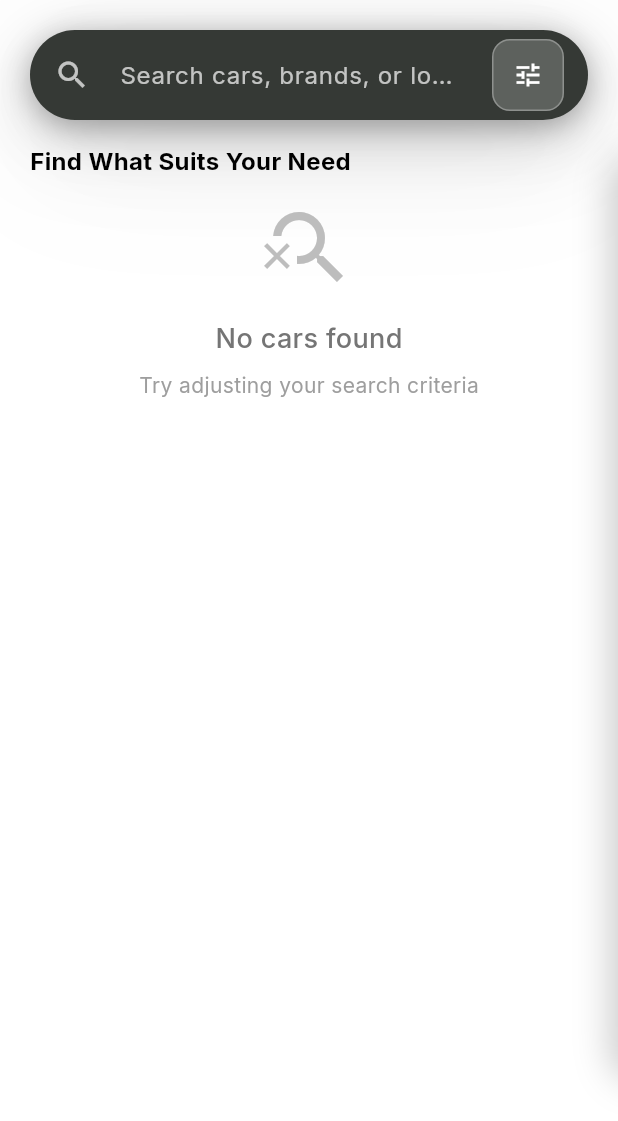
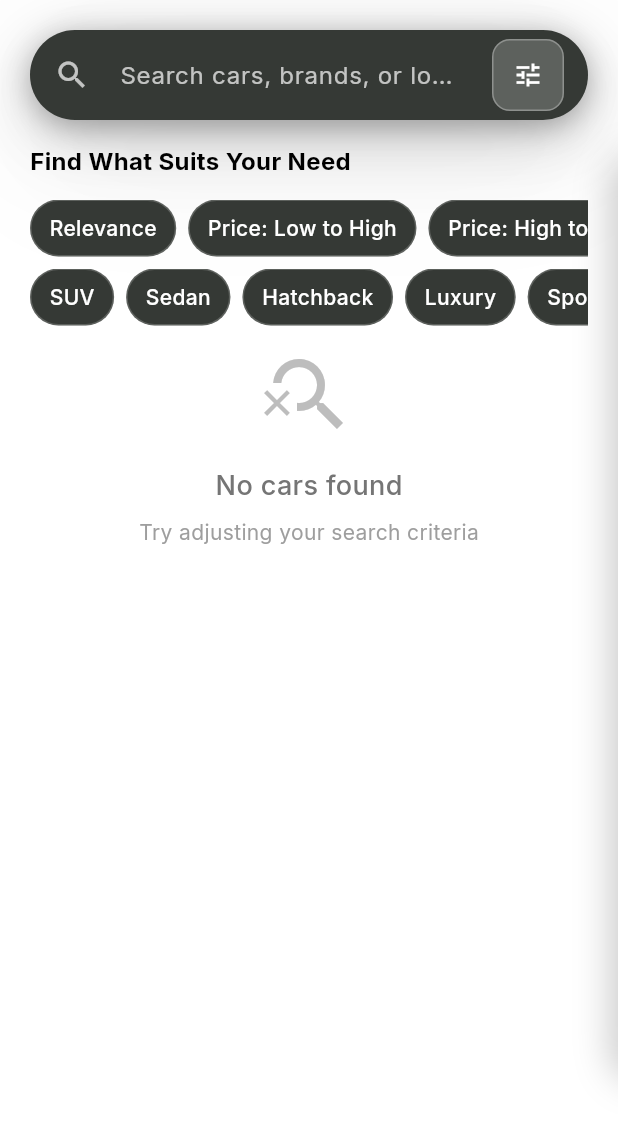
Before and after one commit to amin99a/ster_app_release, a Flutter app: the SearchScreen screen opened directly, on a phone screen of 412 x 824 dp. Shown: the top 1121 px of the screen. Run offline on Flutter 3.47's test engine with Material 3 defaults, Android fonts, the phone set to English and light mode, and no system bars; our stand-ins replace app_links, cached_network_image, file_picker, geolocator, google_fonts, google_maps_flutter and 7 more; accounts and stored records are empty; network calls fail; project files that could hold a hidden picture were left out.

Commit message:
Update search_screen.dart

```diff
--- a/lib/search_screen.dart
+++ b/lib/search_screen.dart
@@ -6,6 +6,7 @@ import 'models/car.dart';
 import 'models/search_filter.dart';
 import 'services/availability_service.dart';
 import 'services/advanced_search_service.dart';
+import 'services/context_aware_service.dart';
 import 'package:provider/provider.dart';
 import 'widgets/save_to_favorites_modal.dart';
 import 'widgets/heart_icon.dart';
@@ -452,6 +453,15 @@ class _SearchScreenState extends State<SearchScreen>
   }
 
   void _navigateToCarDetails(Car car) {
+    // Track view_car event
+    try {
+      ContextAwareService().trackEvent(
+        eventName: 'view_car',
+        service: 'SearchService',
+        operation: 'navigate_to_car_details',
+        metadata: {'car_id': car.id, 'car_name': car.name},
+      );
+    } catch (_) {}
     Navigator.of(context).push(
       PageRouteBuilder(
         pageBuilder: (context, animation, secondaryAnimation) => CarDetailsScreen(car: car),
@@ -683,6 +693,18 @@ class _SearchScreenState extends State<SearchScreen>
                         ),
                       ),
 
+                      const SizedBox(height: 14),
+
+                      // Quick Sort & Filter Chips (UI-only)
+                      Padding(
+                        padding: const EdgeInsets.symmetric(horizontal: 20),
+                        child: _buildHorizontalSortChips(),
+                      ),
+                      const SizedBox(height: 8),
+                      Padding(
+                        padding: const EdgeInsets.symmetric(horizontal: 20),
+                        child: _buildHorizontalCarTypeChips(),
+                      ),
                       const SizedBox(height: 14),
 
                       // Car listings
@@ -1368,6 +1390,7 @@ class _SearchScreenState extends State<SearchScreen>
                         setState(() {
                 _selectedSortOption = isSelected ? null : option;
                         });
+                        _performFilteredSearch();
                       },
                                       child: Container(
               margin: const EdgeInsets.only(right: 8),
@@ -1489,6 +1512,7 @@ class _SearchScreenState extends State<SearchScreen>
                   _selectedCarTypes.add(type);
                 }
               });
+              _performFilteredSearch();
                       },
                       child: Container(
               margin: const EdgeInsets.only(right: 8),
```
